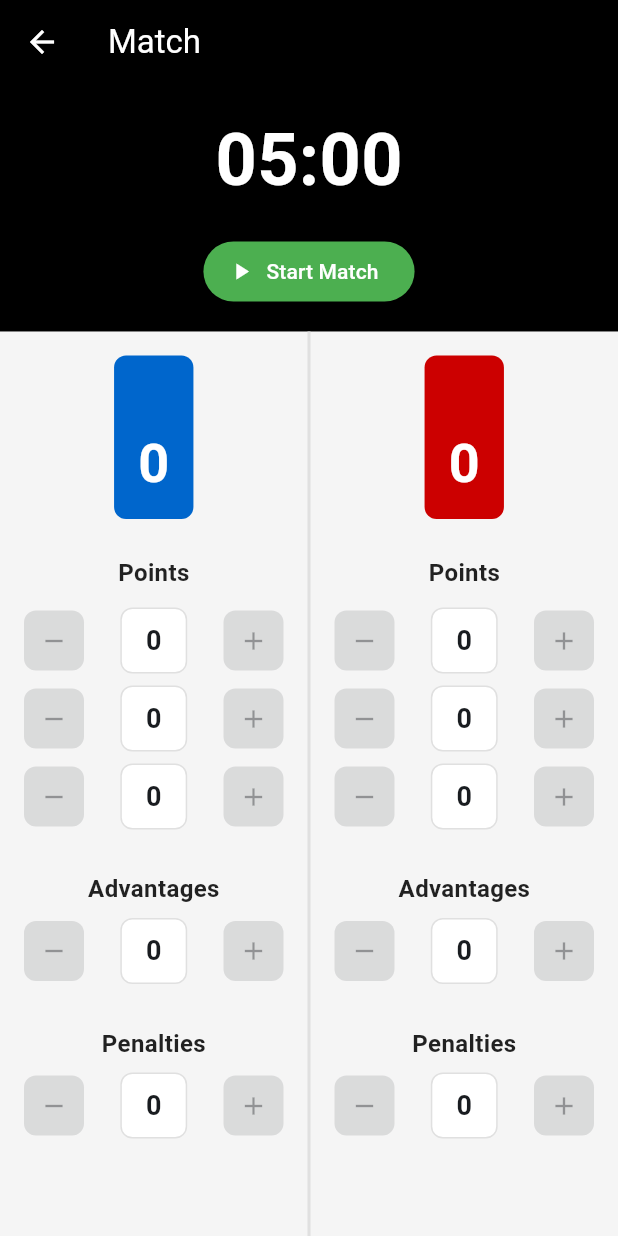
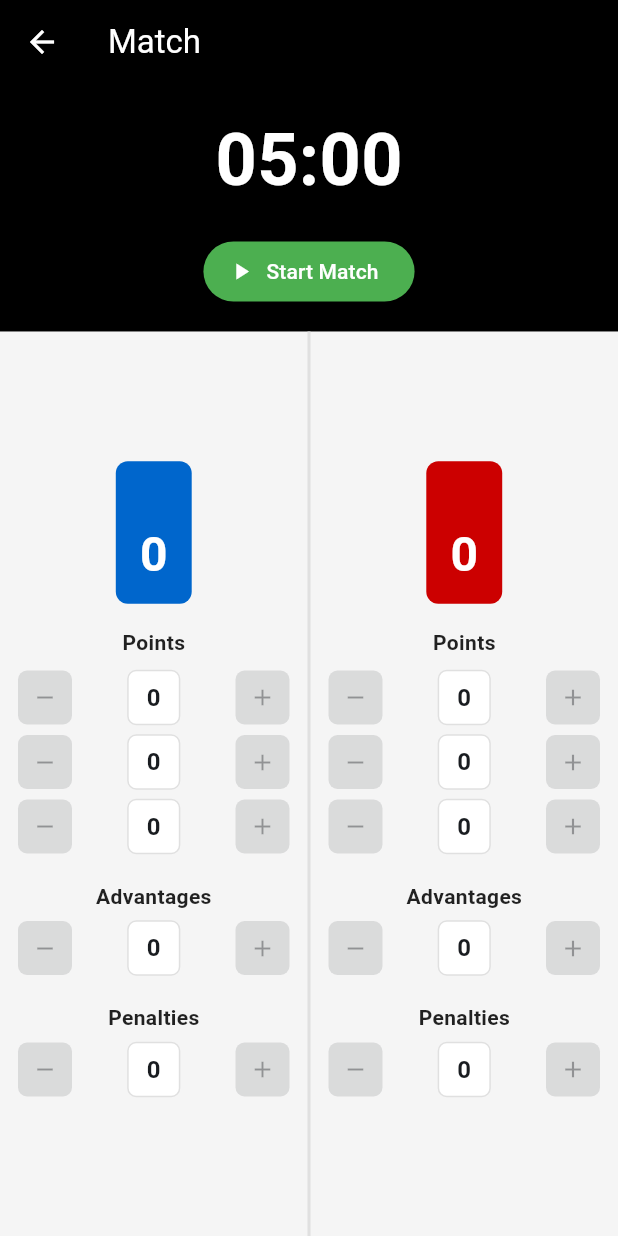
Before and after one commit to grunch/score, a Flutter app: the MatchScreen screen opened directly with empty values, on a phone screen of 412 x 824 dp. Run offline on Flutter 3.47's test engine with Material 3 defaults, Android fonts, the phone set to English and light mode, and no system bars; our stand-ins replace shared_preferences; accounts and stored records are empty.

Commit message:
Fixed RenderFlex overflow issue

```diff
--- a/lib/screens/match_screen.dart
+++ b/lib/screens/match_screen.dart
@@ -185,12 +185,13 @@
     final isMatchActive = matchProvider.currentMatch?.status == MatchStatus.inProgress;
 
     return Container(
-      padding: const EdgeInsets.all(16),
+      padding: const EdgeInsets.all(12),
+      child: SingleChildScrollView(
         child: Column(
           children: [
             // Fighter name and color
             Container(
-            padding: const EdgeInsets.symmetric(vertical: 12, horizontal: 16),
+              padding: const EdgeInsets.symmetric(vertical: 10, horizontal: 16),
               decoration: BoxDecoration(
                 color: Color(int.parse(color.replaceFirst('#', '0xFF'))),
                 borderRadius: BorderRadius.circular(8),
@@ -200,17 +201,17 @@
                   Text(
                     name,
                     style: TextStyle(
-                    fontSize: 18,
+                      fontSize: 16,
                       fontWeight: FontWeight.bold,
                       color: _getTextColor(color),
                     ),
                     textAlign: TextAlign.center,
                   ),
-                const SizedBox(height: 8),
+                  const SizedBox(height: 6),
                   Text(
                     '$totalScore',
                     style: TextStyle(
-                    fontSize: 36,
+                      fontSize: 32,
                       fontWeight: FontWeight.bold,
                       color: _getTextColor(color),
                     ),
@@ -218,18 +219,18 @@
                 ],
               ),
             ),
-          const SizedBox(height: 24),
+            const SizedBox(height: 16),
 
             // Points section
             const Text(
               'Points',
               style: TextStyle(
-              fontSize: 16,
+                fontSize: 14,
                 fontWeight: FontWeight.bold,
                 color: Colors.black87,
               ),
             ),
-          const SizedBox(height: 12),
+            const SizedBox(height: 8),
 
             // 2 Points
             _buildScoreControl(
@@ -264,18 +265,18 @@
               onRemove: () => matchProvider.removePoints(fighter, 4),
             ),
 
-          const SizedBox(height: 20),
+            const SizedBox(height: 12),
 
             // Advantages
             const Text(
               'Advantages',
               style: TextStyle(
-              fontSize: 16,
+                fontSize: 14,
                 fontWeight: FontWeight.bold,
                 color: Colors.black87,
               ),
             ),
-          const SizedBox(height: 8),
+            const SizedBox(height: 6),
             _buildScoreControl(
               context,
               matchProvider,
@@ -286,18 +287,18 @@
               onRemove: () => matchProvider.removeAdvantage(fighter),
             ),
 
-          const SizedBox(height: 20),
+            const SizedBox(height: 12),
 
             // Penalties
             const Text(
               'Penalties',
               style: TextStyle(
-              fontSize: 16,
+                fontSize: 14,
                 fontWeight: FontWeight.bold,
                 color: Colors.black87,
               ),
             ),
-          const SizedBox(height: 8),
+            const SizedBox(height: 6),
             _buildScoreControl(
               context,
               matchProvider,
@@ -308,6 +309,7 @@
               onRemove: () => matchProvider.removePenalty(fighter),
             ),
           ],
+        ),
       ),
     );
   }
@@ -322,14 +324,14 @@
     required VoidCallback onRemove,
   }) {
     return Container(
-      margin: const EdgeInsets.only(bottom: 8),
+      margin: const EdgeInsets.only(bottom: 6),
       child: Row(
         mainAxisAlignment: MainAxisAlignment.spaceBetween,
         children: [
           // Remove button
           SizedBox(
-            width: 40,
-            height: 40,
+            width: 36,
+            height: 36,
             child: ElevatedButton(
               onPressed: isActive && value > 0 ? onRemove : null,
               style: ElevatedButton.styleFrom(
@@ -337,25 +339,25 @@
                 foregroundColor: Colors.white,
                 padding: EdgeInsets.zero,
                 shape: RoundedRectangleBorder(
-                  borderRadius: BorderRadius.circular(8),
+                  borderRadius: BorderRadius.circular(6),
                 ),
               ),
-              child: const Icon(Icons.remove, size: 20),
+              child: const Icon(Icons.remove, size: 18),
             ),
           ),
 
           // Value display
           Container(
-            padding: const EdgeInsets.symmetric(horizontal: 16, vertical: 8),
+            padding: const EdgeInsets.symmetric(horizontal: 12, vertical: 6),
             decoration: BoxDecoration(
               color: Colors.white,
-              borderRadius: BorderRadius.circular(8),
+              borderRadius: BorderRadius.circular(6),
               border: Border.all(color: Colors.grey[300]!),
             ),
             child: Text(
               '$value',
               style: const TextStyle(
-                fontSize: 18,
+                fontSize: 16,
                 fontWeight: FontWeight.bold,
               ),
             ),
@@ -363,8 +365,8 @@
 
           // Add button
           SizedBox(
-            width: 40,
-            height: 40,
+            width: 36,
+            height: 36,
             child: ElevatedButton(
               onPressed: isActive ? onAdd : null,
               style: ElevatedButton.styleFrom(
@@ -372,10 +374,10 @@
                 foregroundColor: Colors.white,
                 padding: EdgeInsets.zero,
                 shape: RoundedRectangleBorder(
-                  borderRadius: BorderRadius.circular(8),
+                  borderRadius: BorderRadius.circular(6),
                 ),
               ),
-              child: const Icon(Icons.add, size: 20),
+              child: const Icon(Icons.add, size: 18),
             ),
           ),
         ],
```
Lines whose indentation alone changed are shown as unchanged.
